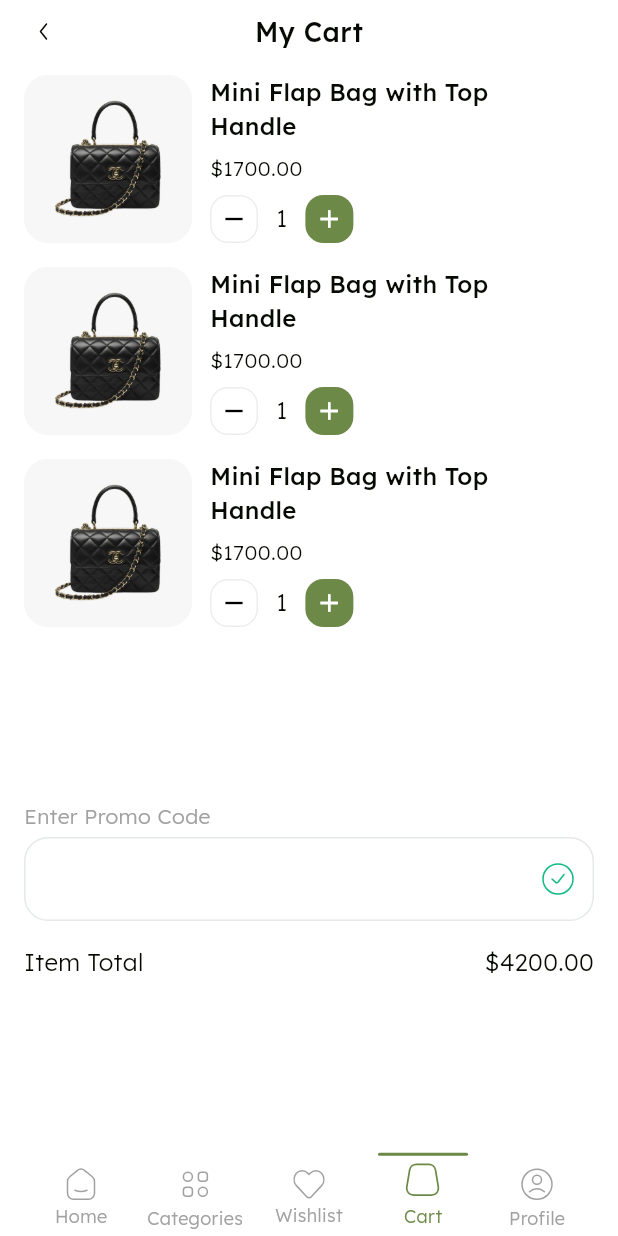
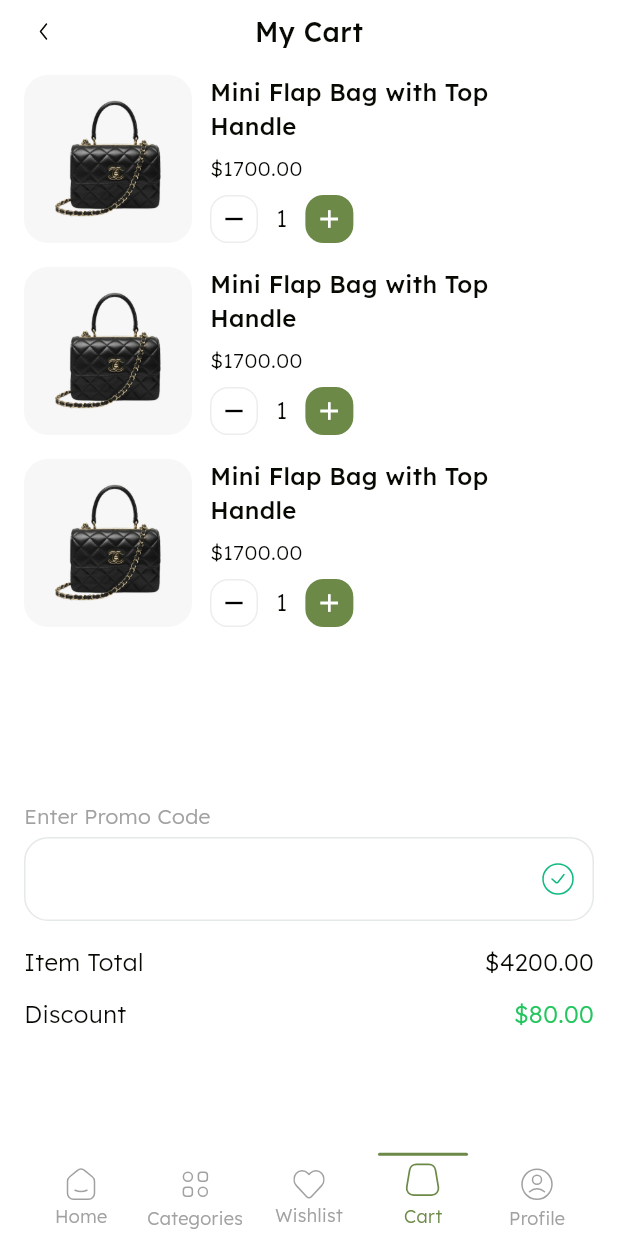
Before and after one commit to Tala-foqha/bag_store, a Flutter app: the screen it shows after launch, item 4 of the bottom bar chosen, on a phone screen of 412 x 824 dp. Run offline on Flutter 3.47's test engine with Material 3 defaults, Android fonts, the phone set to English and light mode, and no system bars; our stand-ins replace bloc, cloud_firestore, dartz, firebase_auth, firebase_core, flutter_bloc and 6 more; accounts and stored records are empty; network calls fail.

Commit message:
discount widget done

```diff
--- a/lib/furniture/home/presentation/viewss/cart_view_widgets/cart_view_body.dart
+++ b/lib/furniture/home/presentation/viewss/cart_view_widgets/cart_view_body.dart
@@ -4,6 +4,7 @@ import 'package:bag_store_ecommerec/core/utils/app_styles.dart';
 import 'package:bag_store_ecommerec/core/widgets/custom_text_field.dart';
 import 'package:bag_store_ecommerec/furniture/home/presentation/viewss/cart_view_widgets/cart_item.dart';
 import 'package:bag_store_ecommerec/furniture/home/presentation/viewss/cart_view_widgets/cart_item_list_view.dart';
+import 'package:bag_store_ecommerec/furniture/home/presentation/viewss/cart_view_widgets/discount_widget.dart';
 import 'package:bag_store_ecommerec/furniture/home/presentation/viewss/cart_view_widgets/item_total_widget.dart';
 import 'package:bag_store_ecommerec/furniture/home/presentation/viewss/cart_view_widgets/my_cart_nav_bar.dart';
 import 'package:bag_store_ecommerec/furniture/home/presentation/viewss/cart_view_widgets/incrase_abd_deacrese_widgets.dart';
@@ -44,7 +45,10 @@ class CartViewBody extends StatelessWidget {
 
             ),),
             SizedBox(height: 16,),
-            ItemTotalWidget()
+            ItemTotalWidget(),
+            SizedBox(height: 12,),
+            DiscountWidget()
+
              ],
             ),
           ),
--- /dev/null
+++ b/lib/furniture/home/presentation/viewss/cart_view_widgets/discount_widget.dart
@@ -0,0 +1,25 @@
+// furniture/home/presentation/viewss/cart_view_widgets/discount_widget.dart
+import 'package:bag_store_ecommerec/core/utils/app_styles.dart';
+import 'package:flutter/material.dart';
+
+class DiscountWidget extends StatelessWidget {
+  const DiscountWidget({
+    super.key,
+  });
+
+  @override
+  Widget build(BuildContext context) {
+    return Row(children: [
+          Text('Discount',
+          style: AppStyles.Light16.copyWith(
+            color: Color(0xff070A03)
+          ),
+          ),
+          Spacer(),
+          Text('\$80.00',
+           style: AppStyles.Light16.copyWith(
+            color: Color(0xff22C55E)
+          ),)
+        ],);
+  }
+}
```
